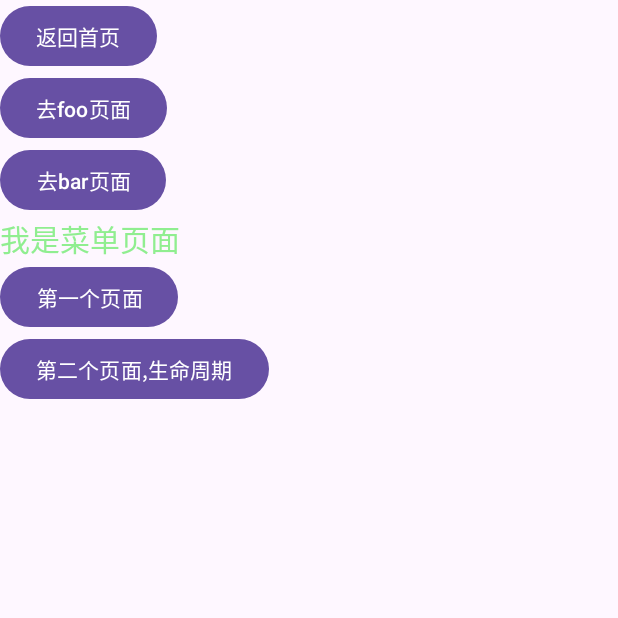
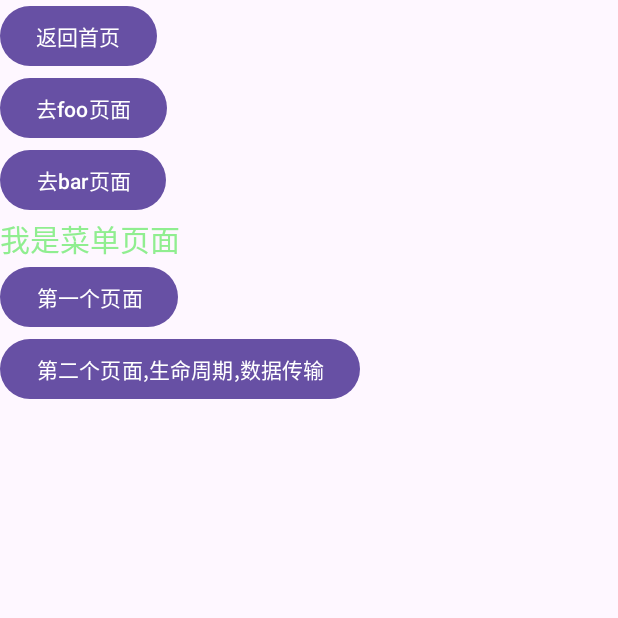
Before and after one commit to zhaodafei/temp_and, an Android app: the Fei00MenuActivity screen opened directly, with no data from a screen before it, on a phone screen of 412 x 824 dp, the top half of it. Run offline under Robolectric (Android 15) with nearby library versions, the light colour scheme and no system bars.

Commit message:
传递数据

```diff
--- a/app/src/main/res/values/strings.xml
+++ b/app/src/main/res/values/strings.xml
@@ -5,7 +5,7 @@
     <string name="feiMenu00_foo">去foo页面</string>
     <string name="feiMenu00_bar">去bar页面</string>
     <string name="feiMenu01_link">第一个页面</string>
-    <string name="feiMenu02_link">第二个页面,生命周期</string>
+    <string name="feiMenu02_link">第二个页面,生命周期,数据传输</string>
 
     <string name="foo_text1">从首页跳转过来了</string>
     <string name="foo_new_text1">通过java代码重新赋值的数据</string>
```
